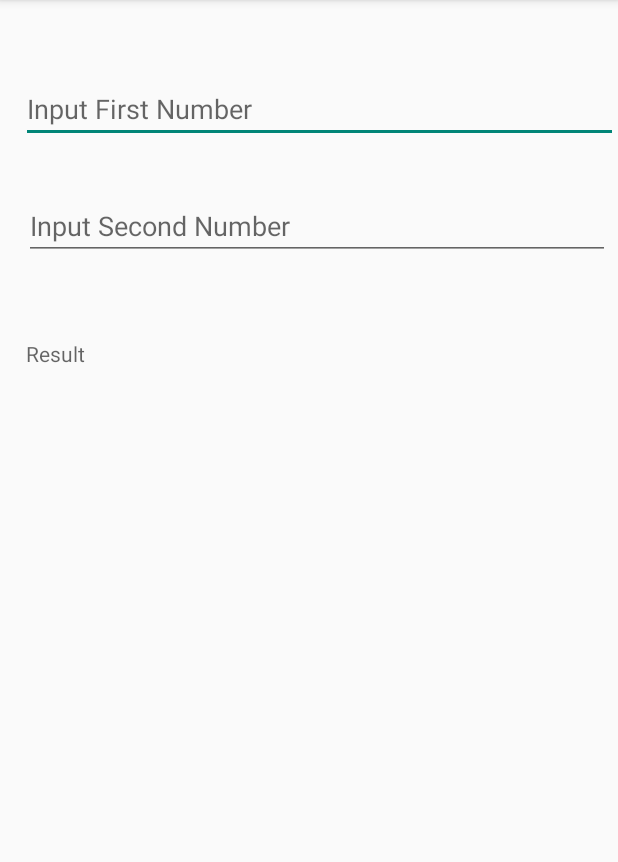
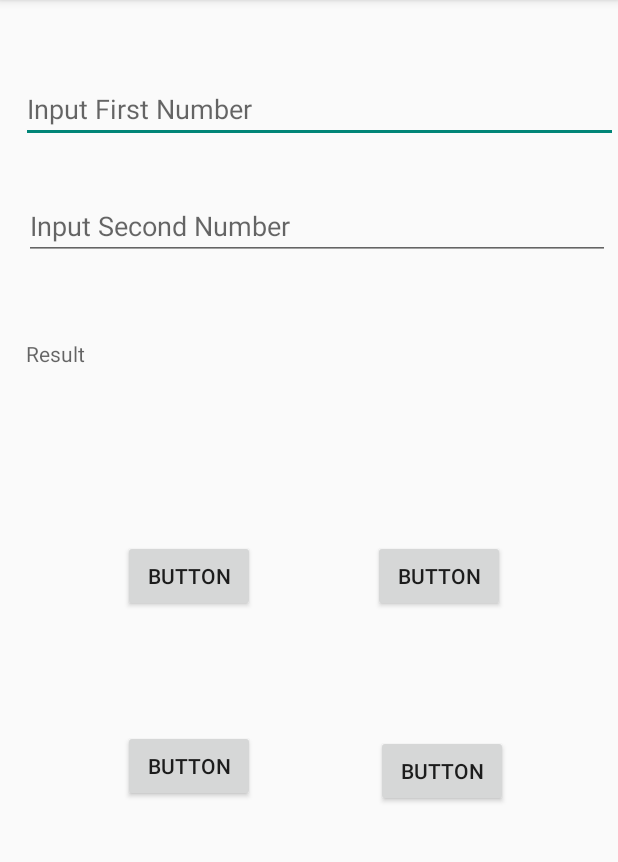
Before and after one commit to KumarSanskar/Simple_Calculator, an Android app: the screen it shows after launch (MainActivity), on a phone screen of 412 x 824 dp, the part 84-946 px from its top. Run offline under Robolectric (Android 15) with nearby library versions, the light colour scheme and no system bars.

Commit message:
added four buttons

```diff
--- a/app/src/main/res/layout/activity_main.xml
+++ b/app/src/main/res/layout/activity_main.xml
@@ -54,4 +54,58 @@
         android:layout_marginEnd="5dp"
         android:layout_marginRight="5dp"
         android:hint="Result" />
+
+    <Button
+        android:id="@+id/button"
+        android:layout_width="wrap_content"
+        android:layout_height="wrap_content"
+        android:layout_alignParentStart="true"
+        android:layout_alignParentLeft="true"
+        android:layout_centerVertical="true"
+        android:layout_marginStart="82dp"
+        android:layout_marginLeft="82dp"
+        android:text="Button" />
+
+    <Button
+        android:id="@+id/button2"
+        android:layout_width="wrap_content"
+        android:layout_height="wrap_content"
+        android:layout_alignParentEnd="true"
+        android:layout_alignParentRight="true"
+        android:layout_centerVertical="true"
+        android:layout_marginEnd="75dp"
+        android:layout_marginRight="75dp"
+        android:text="Button" />
+
+    <Button
+        android:id="@+id/button3"
+        android:layout_width="wrap_content"
+        android:layout_height="wrap_content"
+        android:layout_alignStart="@+id/button"
+        android:layout_alignLeft="@+id/button"
+        android:layout_alignEnd="@+id/button"
+        android:layout_alignRight="@+id/button"
+        android:layout_alignParentBottom="true"
+        android:layout_marginStart="0dp"
+        android:layout_marginLeft="0dp"
+        android:layout_marginEnd="0dp"
+        android:layout_marginRight="0dp"
+        android:layout_marginBottom="233dp"
+        android:text="Button" />
+
+    <Button
+        android:id="@+id/button4"
+        android:layout_width="wrap_content"
+        android:layout_height="wrap_content"
+        android:layout_alignStart="@+id/button2"
+        android:layout_alignLeft="@+id/button2"
+        android:layout_alignEnd="@+id/button2"
+        android:layout_alignRight="@+id/button2"
+        android:layout_alignParentBottom="true"
+        android:layout_marginStart="2dp"
+        android:layout_marginLeft="2dp"
+        android:layout_marginEnd="-2dp"
+        android:layout_marginRight="-2dp"
+        android:layout_marginBottom="230dp"
+        android:text="Button" />
 </RelativeLayout>
```
